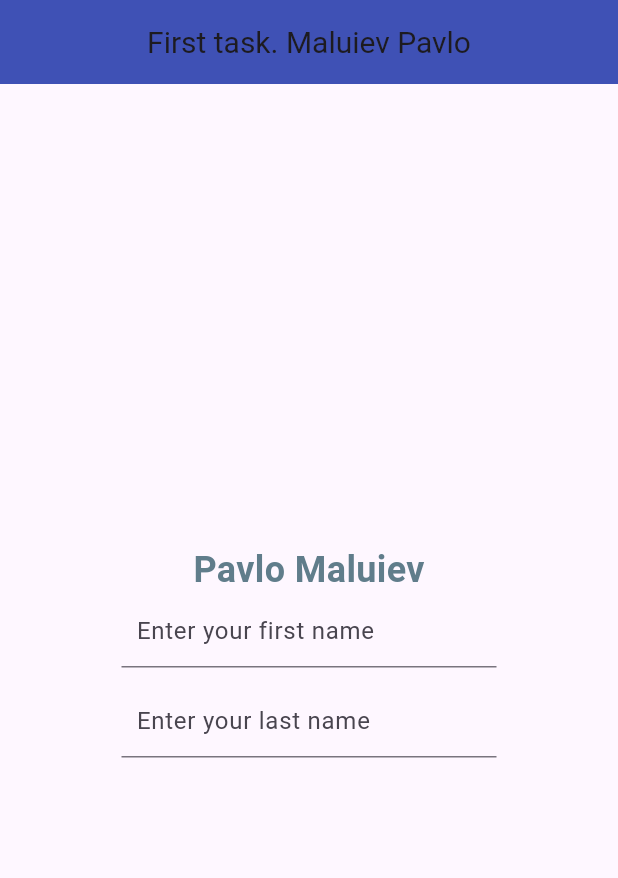
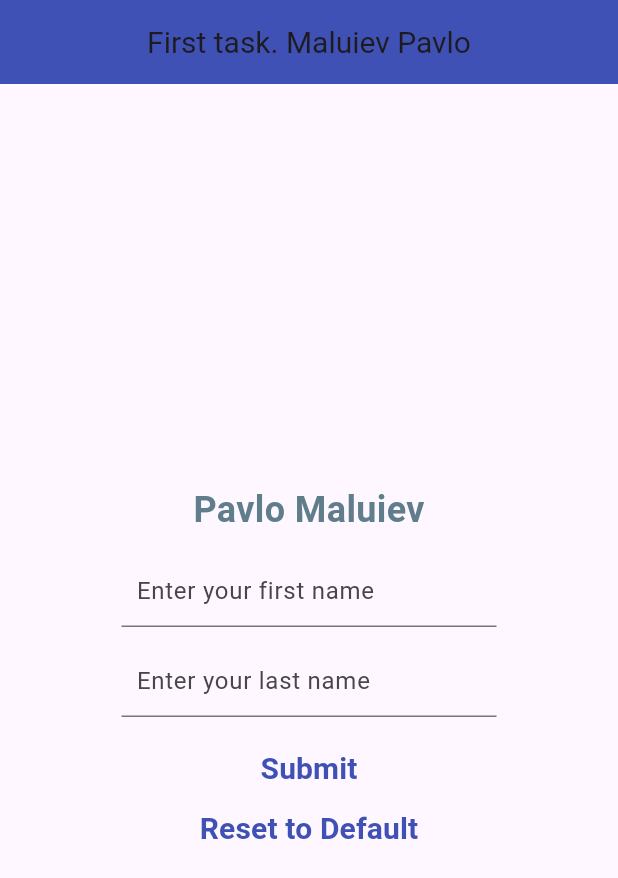
Before and after one commit to inryceu/Empat-Flutter-course, a Flutter app: the screen it shows after launch, on a phone screen of 412 x 824 dp. Shown: the top 878 px of the screen. Run offline on Flutter 3.47's test engine with Material 3 defaults, Android fonts, the phone set to English and light mode, and no system bars.

Commit message:
make buttons to operate, simlify logic

```diff
--- a/Task1/lib/main.dart
+++ b/Task1/lib/main.dart
@@ -24,7 +24,7 @@ class Student {
   );
 }
 
-Widget MyTextField({
+Widget myTextField({
   String hintText = "Enter text",
   Function(String)? onChanged,
 }) => SizedBox(
@@ -49,6 +49,10 @@ class MyApp extends StatefulWidget {
 class _MyAppState extends State<MyApp> {
   final String defaultFirstName = 'Pavlo';
   final String defaultLastName = 'Maluiev';
+
+  var _firstName = '';
+  var _lastName = '';
+
   late Student student;
 
   @override
@@ -73,26 +77,70 @@ class _MyAppState extends State<MyApp> {
           child: Column(
             mainAxisAlignment: MainAxisAlignment.center,
             children: [
-              student.buildTextWidget(),
-              MyTextField(
+              SizedBox(
+                height: 60,
+                width: 250,
+                child: Center(child: student.buildTextWidget()),
+              ),
+              myTextField(
                 hintText: "Enter your first name",
                 onChanged: (value) {
                   setState(() {
                     (value != '')
-                        ? student.firstName(value)
-                        : student.firstName(defaultFirstName);
+                        ? _firstName = value
+                        : _firstName = defaultFirstName;
                   });
                 },
               ),
-              MyTextField(
+              myTextField(
                 hintText: "Enter your last name",
                 onChanged: (value) {
                   setState(() {
                     (value != '')
-                        ? student.lastName(value)
-                        : student.lastName(defaultLastName);
+                        ? _lastName = value
+                        : _lastName = defaultLastName;
                   });
                 },
+              ),
+              SizedBox(
+                height: 40,
+                width: 200,
+                child: TextButton(
+                  onPressed: () {
+                    setState(() {
+                      student.firstName(_firstName);
+                      student.lastName(_lastName);
+                    });
+                  },
+                  child: Text(
+                    'Submit',
+                    style: TextStyle(
+                      fontSize: 20,
+                      color: Colors.indigo,
+                      fontWeight: FontWeight.bold,
+                    ),
+                  ),
+                ),
+              ),
+              SizedBox(
+                height: 40,
+                width: 200,
+                child: TextButton(
+                  onPressed: () {
+                    setState(() {
+                      student.firstName(defaultFirstName);
+                      student.lastName(defaultLastName);
+                    });
+                  },
+                  child: Text(
+                    'Reset to Default',
+                    style: TextStyle(
+                      fontSize: 20,
+                      color: Colors.indigo,
+                      fontWeight: FontWeight.bold,
+                    ),
+                  ),
+                ),
               ),
             ],
           ),
```
